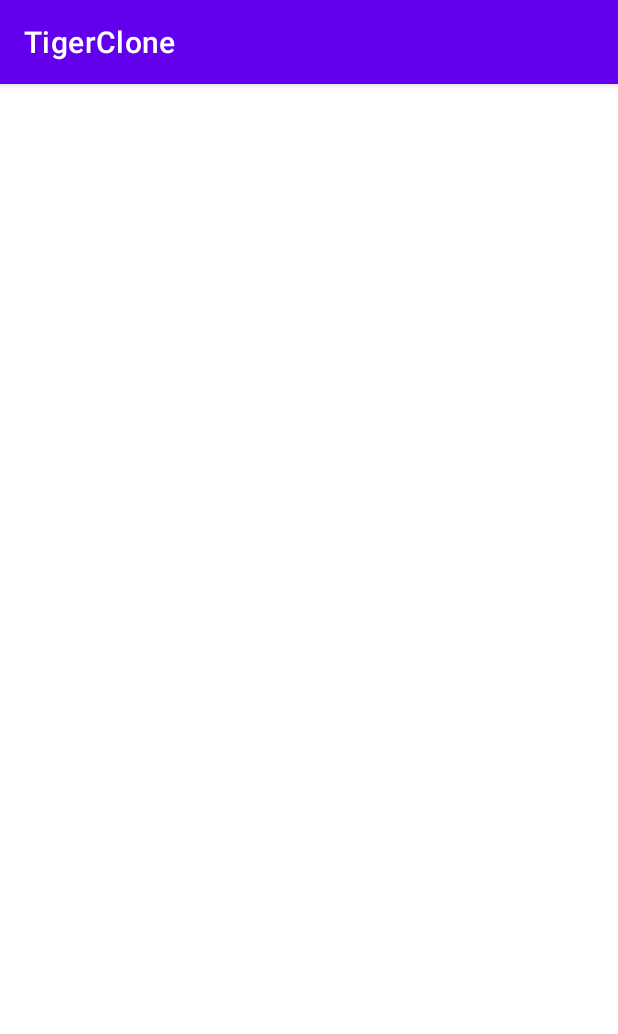
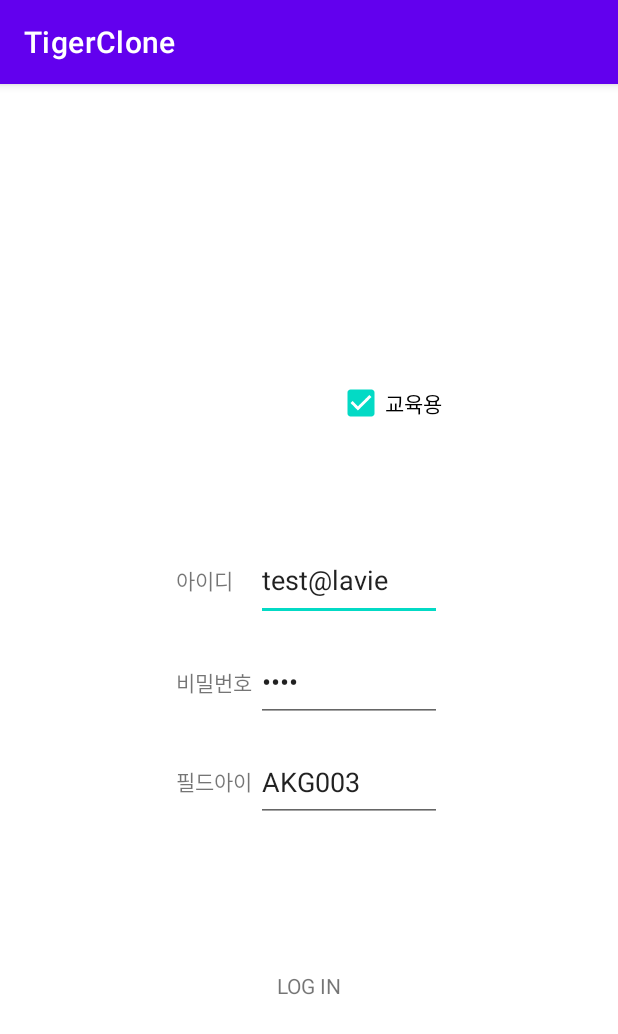
Before and after one commit to dorisChoi92/TigerClone, an Android app: the screen it shows after launch (LoginActivity), on a phone screen of 412 x 824 dp. Shown: the top 1034 px of the screen. Run offline under Robolectric (Android 15) with nearby library versions, the phone set to English and light mode, and no system bars; our stand-ins replace data binding.

Commit message:
LoginViewModel: Two-way Data binding

```diff
--- a/app/src/main/java/com/example/tigerclone/activity/LoginActivity.kt
+++ b/app/src/main/java/com/example/tigerclone/activity/LoginActivity.kt
@@ -16,9 +16,11 @@ class LoginActivity : AppCompatActivity() {
         super.onCreate(savedInstanceState)
 
         binding = ActivityLoginBinding.inflate(layoutInflater)
+        setContentView(binding.root)
         viewModel = ViewModelProvider(this).get(LoginViewModel::class.java)
 
         binding.lifecycleOwner = this
         binding.viewmodel = viewModel
+
     }
 }
--- a/app/src/main/java/com/example/tigerclone/viewmodel/LoginViewModel.kt
+++ b/app/src/main/java/com/example/tigerclone/viewmodel/LoginViewModel.kt
@@ -1,18 +1,22 @@
 package com.example.tigerclone.viewmodel
 
-import androidx.lifecycle.LiveData
+import android.util.Log
 import androidx.lifecycle.MutableLiveData
 import androidx.lifecycle.ViewModel
 
 class LoginViewModel : ViewModel() {
 
-    private val _userId = MutableLiveData<String>("test@lavie")
-    private val _password = MutableLiveData<String>("test")
-    private val _fieldId= MutableLiveData<String>("AKG003")
-    private val _isTest = MutableLiveData<Boolean>(true)
+    val userId = MutableLiveData<String>("test@lavie")
+    val password = MutableLiveData<String>("test")
+    val fieldId = MutableLiveData<String>("AKG003")
+    val isTest = MutableLiveData<Boolean>(true)
 
-    var userId: LiveData<String> = _userId
-    var password: LiveData<String> = _password
-    var fieldId: LiveData<String> = _fieldId
-    var isTest: LiveData<Boolean> = _isTest
+    fun login() {
+        Log.d("Login", "userId: ${userId.value}, password: ${password.value}, fieldId: ${fieldId.value}, isTest: ${isTest.value}")
+    }
+
+    // TODO: AppData에 UserId, FieldId, IsTest 값 저장
+    // TODO: StaticValue에 넣을 값 구별
+    // TODO: Login 구현
+    // TODO: API repository 연결
 }
--- a/app/src/main/res/layout/activity_login.xml
+++ b/app/src/main/res/layout/activity_login.xml
@@ -134,7 +134,7 @@
                 android:layout_centerHorizontal="true"
                 android:ems="10"
                 android:windowSoftInputMode="stateUnchanged|adjustResize"
-                android:text="@{viewmodel.userId}"
+                android:text="@={viewmodel.userId}"
                 android:inputType="textPersonName"
                 android:shadowColor="@color/white"
                 android:lines="1"
@@ -162,7 +162,7 @@
                 android:layout_centerHorizontal="true"
                 android:ems="10"
                 android:windowSoftInputMode="stateUnchanged|adjustResize"
-                android:text="@{viewmodel.password}"
+                android:text="@={viewmodel.password}"
                 android:inputType="textPassword"
                 android:shadowColor="@color/white"
                 android:lines="1"
@@ -203,7 +203,9 @@
                 app:layout_constraintTop_toTopOf="@id/guideline_login_top"
                 app:layout_constraintLeft_toLeftOf="@id/guideline_description_left"
                 app:layout_constraintRight_toRightOf="@id/guideline_editText_right"
-                app:layout_constraintHeight_percent="0.1">
+                app:layout_constraintHeight_percent="0.1"
+                android:onClick="@{() -> viewmodel.login()}"
+                >
 
                 <TextView
                     android:id="@+id/btn_login_text"
```
